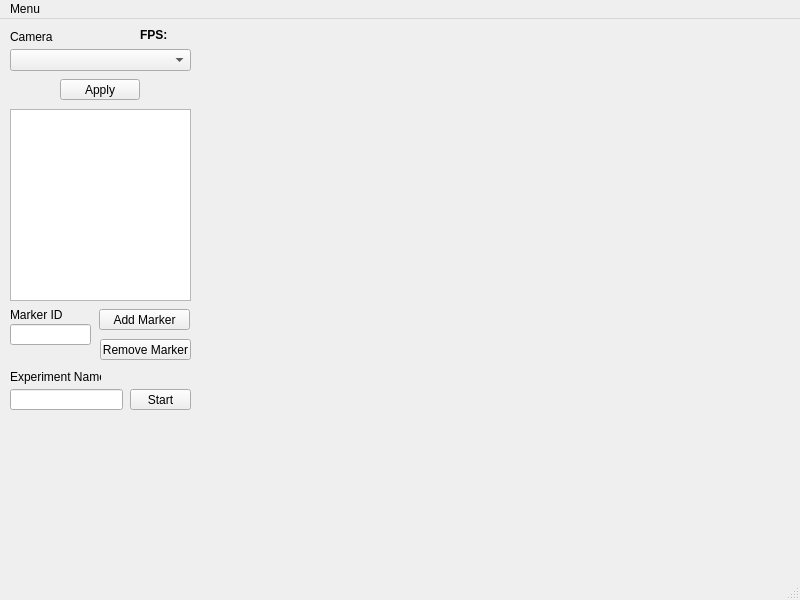
Before: the Qt Designer form mainwindow.ui in eai13/aruco_weightlessness_detector, drawn with Qt 5.
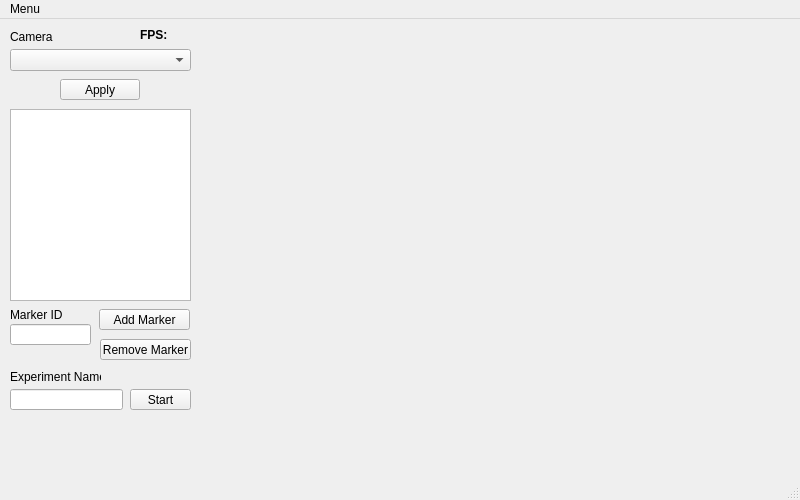
After: the same form once the commit is applied.

Diff of the .ui file:
```diff
--- a/mainwindow.ui
+++ b/mainwindow.ui
@@ -7,19 +7,19 @@
     <x>0</x>
     <y>0</y>
     <width>800</width>
-    <height>600</height>
+    <height>500</height>
    </rect>
   </property>
   <property name="minimumSize">
    <size>
     <width>800</width>
-    <height>600</height>
+    <height>500</height>
    </size>
   </property>
   <property name="maximumSize">
    <size>
     <width>800</width>
-    <height>600</height>
+    <height>500</height>
    </size>
   </property>
   <property name="windowTitle">
@@ -94,7 +94,7 @@
       <x>200</x>
       <y>10</y>
       <width>571</width>
-      <height>491</height>
+      <height>431</height>
      </rect>
     </property>
     <property name="text">
```
Left out of the diff: 7 changed lines with no effect on the pictures.
